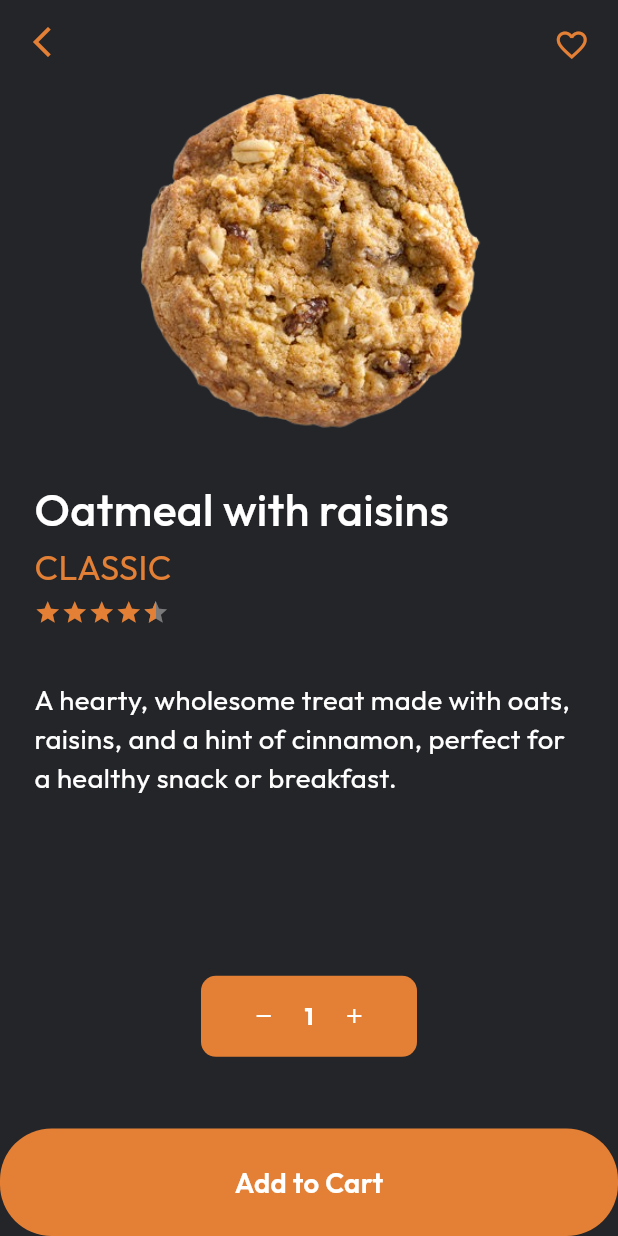
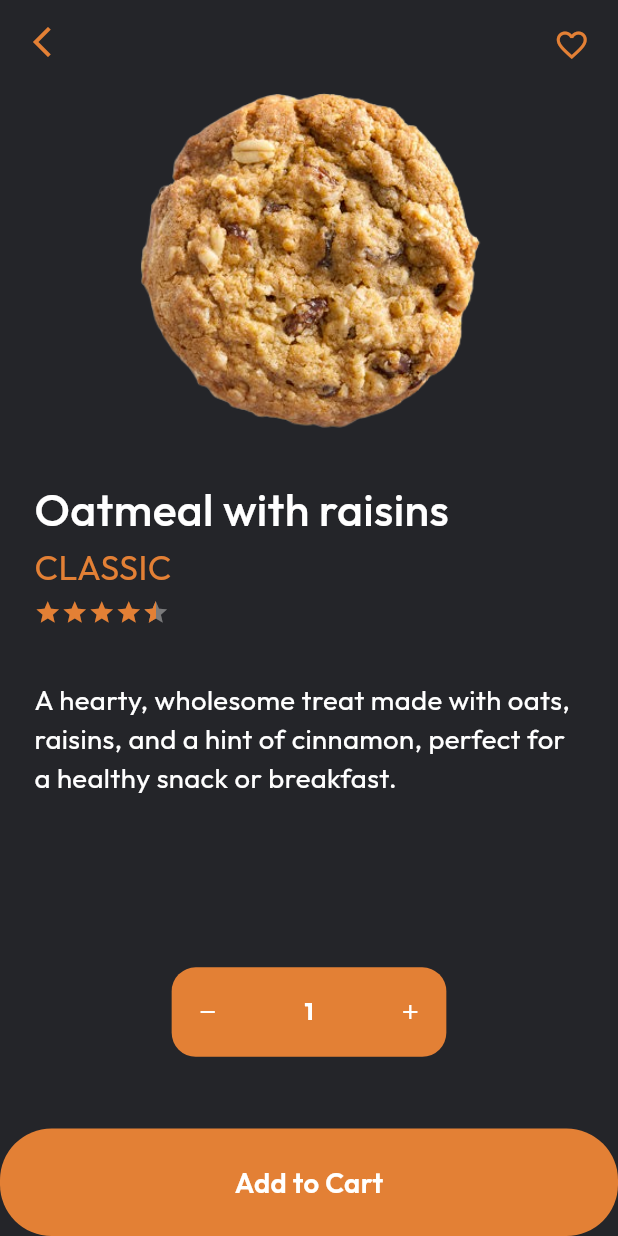
Before and after one commit to ShahzainAhmed/Cookies_App, a Flutter app: the HomeScreen screen opened directly, after a tap on "Oatmeal with raisins", on a phone screen of 412 x 824 dp. Run offline on Flutter 3.47's test engine with Material 3 defaults, Android fonts, the phone set to English and light mode, and no system bars; drawn by our look-alikes of bounce, flutter_rating_bar, like_button; our stand-ins replace animate_do, flutter_screenutil, get, google_fonts.

Commit message:
[FIX] Fixed counter widget

```diff
--- a/lib/views/detail screen/widgets/custom_counter.dart
+++ b/lib/views/detail screen/widgets/custom_counter.dart
@@ -3,6 +3,7 @@
 import 'package:coffee_app/resources/app_colors.dart';
 import 'package:coffee_app/resources/app_typography.dart';
 import 'package:flutter/material.dart';
+import 'package:flutter_screenutil/flutter_screenutil.dart';
 
 class CustomCounter extends StatefulWidget {
   final double? btnRadius;
@@ -14,14 +15,10 @@ class CustomCounter extends StatefulWidget {
 
 class _CustomCounterState extends State<CustomCounter> {
   int _counter = 1;
-  bool? _isAddIconPressed;
-  bool? _isRemoveIconPressed;
 
   void _incrementCounter() {
     setState(() {
       _counter++;
-      _isAddIconPressed = true;
-      _isRemoveIconPressed = false;
     });
   }
 
@@ -29,87 +26,41 @@ class _CustomCounterState extends State<CustomCounter> {
     setState(() {
       if (_counter > 0) {
         _counter--;
-        _isAddIconPressed = false;
-        _isRemoveIconPressed = true;
       }
     });
   }
 
   @override
   Widget build(BuildContext context) {
-    return PrimaryContainer(
-      color: AppColors.kOrangeColor,
-      radius: 10,
-      child: Padding(
-        padding: const EdgeInsets.symmetric(horizontal: 12, vertical: 12),
-        child: SizedBox(
-          width: 120,
-          child: Row(
-            mainAxisSize: MainAxisSize.max,
-            mainAxisAlignment: MainAxisAlignment.center,
-            children: [
-              // Decrement Button
-              GestureDetector(
-                onTap: _decrementCounter,
+    return Padding(
+      padding: EdgeInsets.symmetric(horizontal: 80.w),
       child: Container(
-                  height: 30,
-                  width: 30,
+        height: 50.h,
         decoration: BoxDecoration(
           color: AppColors.kOrangeColor,
-                    borderRadius: BorderRadius.circular(widget.btnRadius ?? 2),
+          borderRadius: BorderRadius.circular(16),
         ),
-                  child:
-                      const Icon(Icons.remove, size: 16, color: Colors.white),
+        child: Row(
+          mainAxisAlignment: MainAxisAlignment.spaceBetween,
+          children: [
+            IconButton(
+              padding: EdgeInsets.zero,
+              onPressed: _decrementCounter,
+              icon: const Icon(Icons.remove, size: 16, color: Colors.white),
             ),
-              ),
-              const SizedBox(width: 12),
-              // Counter Text
             Text(
               _counter.toString(),
               style: AppTypography.kExtraBold14
                   .copyWith(color: AppColors.kWhiteColor),
             ),
-              const SizedBox(width: 12),
-              // Increment Button
-              GestureDetector(
-                onTap: _incrementCounter,
-                child: Container(
-                  height: 30,
-                  width: 30,
-                  decoration: BoxDecoration(
-                    color: AppColors.kOrangeColor,
-                    borderRadius: BorderRadius.circular(widget.btnRadius ?? 2),
-                  ),
-                  child: const Icon(Icons.add, size: 16, color: Colors.white),
-                ),
+            IconButton(
+              padding: EdgeInsets.zero,
+              onPressed: _incrementCounter,
+              icon: const Icon(Icons.add, size: 16, color: Colors.white),
             ),
           ],
-          ),
         ),
       ),
     );
   }
 }
-
-class PrimaryContainer extends StatelessWidget {
-  final Widget child;
-  final double? radius;
-  final Color? color;
-  const PrimaryContainer({
-    super.key,
-    this.radius,
-    this.color,
-    required this.child,
-  });
-
-  @override
-  Widget build(BuildContext context) {
-    return Container(
-      decoration: BoxDecoration(
-        color: AppColors.kOrangeColor,
-        borderRadius: BorderRadius.circular(10),
-      ),
-      child: child,
-    );
-  }
-}
--- a/lib/views/home/home_screen.dart
+++ b/lib/views/home/home_screen.dart
@@ -1,3 +1,4 @@
+import 'package:animate_do/animate_do.dart';
 import 'package:coffee_app/models/tile_model.dart';
 import 'package:coffee_app/resources/app_assets.dart';
 import 'package:coffee_app/resources/app_colors.dart';
@@ -25,7 +26,9 @@ class HomeScreen extends StatelessWidget {
               child: Row(
                 mainAxisAlignment: MainAxisAlignment.spaceBetween,
                 children: [
-                  Row(
+                  FadeInUp(
+                    duration: const Duration(milliseconds: 600),
+                    child: Row(
                       children: [
                         CircleAvatar(
                           radius: 22.r,
@@ -50,7 +53,10 @@ class HomeScreen extends StatelessWidget {
                         ),
                       ],
                     ),
-                  Container(
+                  ),
+                  FadeInUp(
+                    duration: const Duration(milliseconds: 640),
+                    child: Container(
                       height: 60.h,
                       width: 64.w,
                       decoration: BoxDecoration(
@@ -63,6 +69,7 @@ class HomeScreen extends StatelessWidget {
                           Text("6", style: AppTypography.kExtraBold22),
                           Text("Products", style: AppTypography.kMedium10),
                         ],
+                      ),
                     ),
                   ),
                 ],
```
Lines whose indentation alone changed are shown as unchanged.
